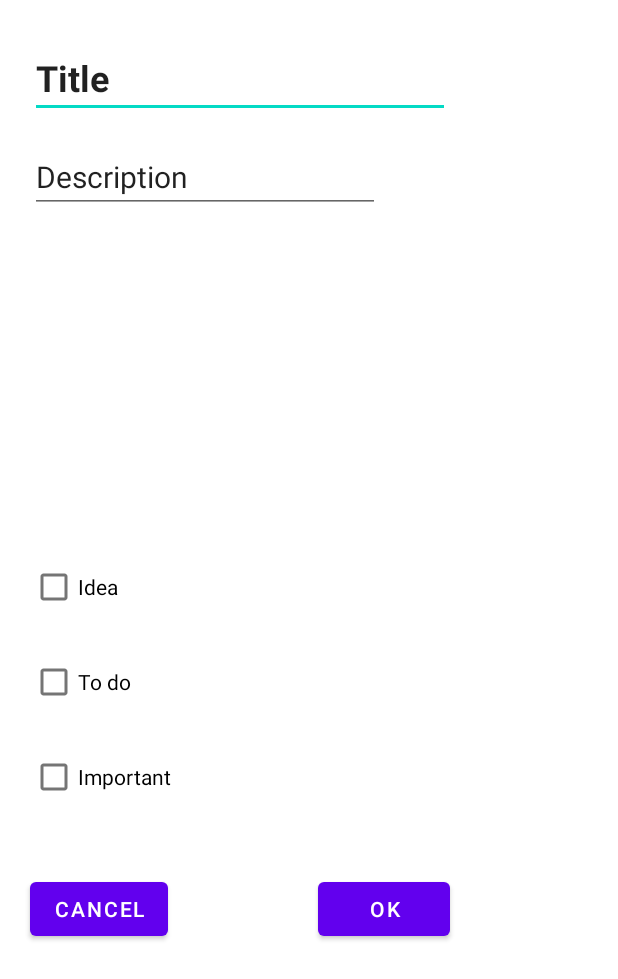
After one commit to fvreeed/Notes, an Android app: the layout dialog_new_note.xml on its own in the app's theme, with its tools: preview values and no code run, on a phone screen of 412 x 824 dp. The commit adds this screen. Shown: the top 979 px of the screen. Run offline under Robolectric (Android 15) with nearby library versions, the phone set to English and light mode, and no system bars.

Commit message:
Chapter 14. John Horton

```diff
--- /dev/null
+++ b/app/src/main/res/layout/dialog_new_note.xml
@@ -0,0 +1,87 @@
+<?xml version="1.0" encoding="utf-8"?>
+<androidx.constraintlayout.widget.ConstraintLayout xmlns:android="http://schemas.android.com/apk/res/android"
+    xmlns:app="http://schemas.android.com/apk/res-auto"
+    xmlns:tools="http://schemas.android.com/tools"
+    android:layout_width="match_parent"
+    android:layout_height="match_parent">
+
+    <EditText
+        android:id="@+id/editTitle"
+        android:layout_width="wrap_content"
+        android:layout_height="wrap_content"
+        android:layout_marginStart="20dp"
+        android:layout_marginTop="25dp"
+        android:ems="10"
+        android:hint="@string/title_hint"
+        android:inputType="textPersonName"
+        android:text="@string/title_hint"
+        android:textSize="24sp"
+        android:textStyle="bold"
+        app:layout_constraintStart_toStartOf="parent"
+        app:layout_constraintTop_toTopOf="parent" />
+
+    <EditText
+        android:id="@+id/editDescription"
+        android:layout_width="wrap_content"
+        android:layout_height="wrap_content"
+        android:layout_marginStart="20dp"
+        android:layout_marginTop="15dp"
+        android:ems="10"
+        android:hint="@string/description_hint"
+        android:inputType="textPersonName"
+        android:text="@string/description_hint"
+        android:textSize="20sp"
+        app:layout_constraintStart_toStartOf="parent"
+        app:layout_constraintTop_toBottomOf="@+id/editTitle" />
+
+    <CheckBox
+        android:id="@+id/checkBoxIdea"
+        android:layout_width="wrap_content"
+        android:layout_height="wrap_content"
+        android:layout_marginStart="20dp"
+        android:layout_marginTop="225dp"
+        android:text="@string/idea_text"
+        app:layout_constraintStart_toStartOf="parent"
+        app:layout_constraintTop_toBottomOf="@+id/editDescription" />
+
+    <CheckBox
+        android:id="@+id/checkBoxTodo"
+        android:layout_width="wrap_content"
+        android:layout_height="wrap_content"
+        android:layout_marginStart="20dp"
+        android:layout_marginTop="15dp"
+        android:text="@string/todo_text"
+        app:layout_constraintStart_toStartOf="parent"
+        app:layout_constraintTop_toBottomOf="@+id/checkBoxIdea" />
+
+    <CheckBox
+        android:id="@+id/checkBoxImportant"
+        android:layout_width="wrap_content"
+        android:layout_height="wrap_content"
+        android:layout_marginStart="20dp"
+        android:layout_marginTop="15dp"
+        android:text="@string/important_text"
+        app:layout_constraintStart_toStartOf="parent"
+        app:layout_constraintTop_toBottomOf="@+id/checkBoxTodo" />
+
+    <Button
+        android:id="@+id/btnCancel"
+        android:layout_width="wrap_content"
+        android:layout_height="wrap_content"
+        android:layout_marginStart="20dp"
+        android:layout_marginTop="40dp"
+        android:text="@string/cancel_button"
+        app:layout_constraintStart_toStartOf="parent"
+        app:layout_constraintTop_toBottomOf="@+id/checkBoxImportant" />
+
+    <Button
+        android:id="@+id/btnOk"
+        android:layout_width="wrap_content"
+        android:layout_height="wrap_content"
+        android:layout_marginStart="100dp"
+        android:layout_marginTop="40dp"
+        android:text="@string/ok_button"
+        app:layout_constraintStart_toEndOf="@+id/btnCancel"
+        app:layout_constraintTop_toBottomOf="@+id/checkBoxImportant" />
+
+</androidx.constraintlayout.widget.ConstraintLayout>
--- a/app/src/main/res/values/strings.xml
+++ b/app/src/main/res/values/strings.xml
@@ -9,4 +9,18 @@
 
     <string name="hello_first_fragment">Hello first fragment</string>
     <string name="hello_second_fragment">Hello second fragment. Arg: %1$s</string>
+
+    <string name="action_add">add</string>
+    <string name="title_hint">Title</string>
+    <string name="description_hint">Description</string>
+    <string name="idea_text">Idea</string>
+    <string name="important_text">Important</string>
+    <string name="todo_text">To do</string>
+    <string name="cancel_button">Cancel</string>
+    <string name="ok_button">OK</string>
+
+    <string name="settings_title">Settings</string>
+    <string name="theme_title">Theme</string>
+    <string name="theme_light">Light</string>
+    <string name="theme_dark">Dark</string>
 </resources>
```
Also changed, not shown: app/build.gradle (+11 -2 lines), app/src/main/java/com/example/notes/DialogNewNote.java (added, +58 -0 lines), app/src/main/java/com/example/notes/DialogShowNote.java (added, +60 -0 lines), app/src/main/java/com/example/notes/MainActivity.java (+26 -9 lines), app/src/main/java/com/example/notes/Note.java (added, +50 -0 lines), app/src/main/res/layout/content_main.xml (+8 -9 lines), app/src/main/res/layout/dialog_show_note.xml (added, +75 -0 lines).
